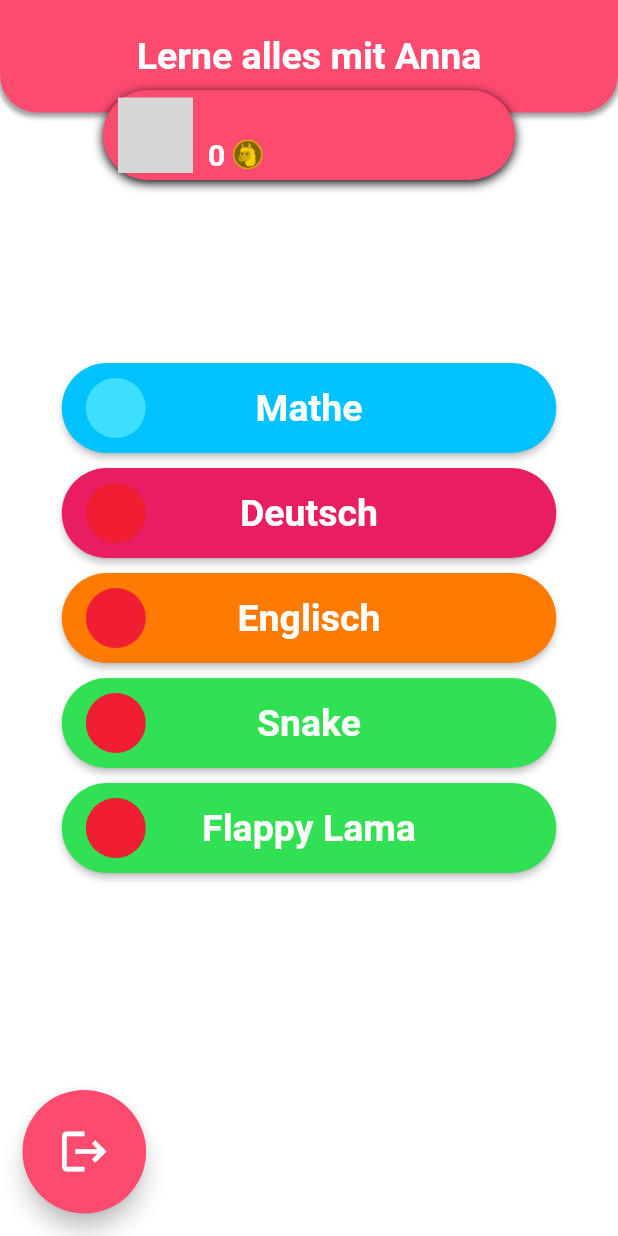
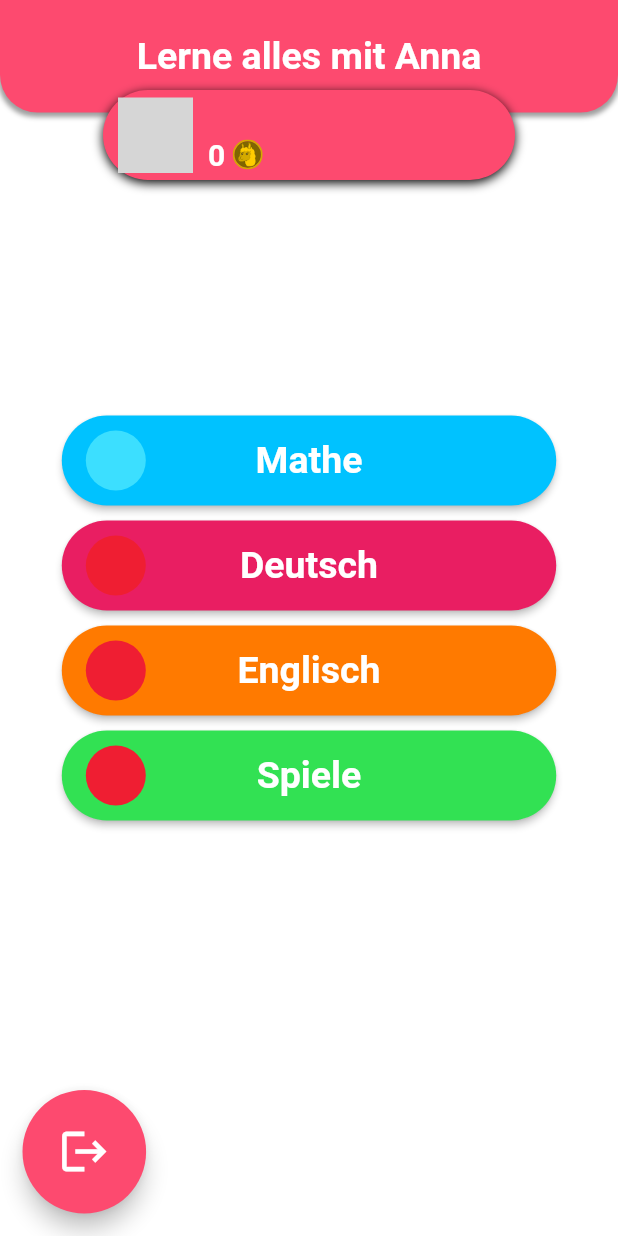
Before and after one commit to thm-mni-ii/lama, a Flutter app: the HomeScreen screen opened directly, on a phone screen of 412 x 824 dp. Run offline on Flutter 3.47's test engine with Material 2 defaults, Android fonts, the phone set to English and light mode, and no system bars; our stand-ins replace audioplayers, bloc, bubble, equatable, flutter_bloc, flutter_markdown and 3 more; missing offline and left inert: flame; accounts and stored records are empty; Roboto replaces fonts that are missing (Ubuntu); statements that could not run were skipped; project files that could hold a hidden picture were left out; grey boxes are pictures that could not be loaded.

Commit message:
Changed Home Screen

```diff
--- a/lama_app/lib/app/screens/game_list_screen.dart
+++ b/lama_app/lib/app/screens/game_list_screen.dart
@@ -2,7 +2,7 @@ import 'package:flutter/cupertino.dart';
 import 'package:flutter/material.dart';
 import 'package:lama_app/util/LamaColors.dart';
 
-class TaskScreen extends StatelessWidget {
+class GameListScreen extends StatelessWidget {
   @override
   Widget build(BuildContext context) {
     return Scaffold(
--- a/lama_app/lib/app/screens/home_screen.dart
+++ b/lama_app/lib/app/screens/home_screen.dart
@@ -11,6 +11,8 @@ import 'package:lama_app/app/screens/flappy_game_screen.dart';
 import 'package:lama_app/app/screens/user_login_screen.dart';
 import 'package:lama_app/util/LamaColors.dart';
 import 'package:lama_app/util/LamaTextTheme.dart';
+
+import 'game_list_screen.dart';
 
 //Home Screen is a Stateful Widget so it can be reloaded using setState((){}) after Navigation
 class HomeScreen extends StatefulWidget {
@@ -167,40 +169,7 @@ class _HomeScreenState extends State<HomeScreen> {
                           children: [
                             Center(
                               child: Text(
-                                "Snake",
-                                style: LamaTextTheme.getStyle(),
-                              ),
-                            ),
-                            Align(
-                              alignment: Alignment.centerLeft,
-                              child: CircleAvatar(
-                                backgroundColor:
-                                    Color.fromARGB(255, 239, 30, 50),
-                              ),
-                            )
-                          ],
-                        ),
-                        style: ElevatedButton.styleFrom(
-                            primary: LamaColors.greenAccent,
-                            minimumSize: Size(screenSize.width / 1.25, 60),
-                            shape: RoundedRectangleBorder(
-                                borderRadius:
-                                    BorderRadius.all(Radius.circular(50)))),
-                        onPressed: () => Navigator.push(
-                          context,
-                          MaterialPageRoute(builder: (context) => GameScreen()),
-                        ),
-                      ),
-                      SizedBox(
-                        height: 10,
-                      ),
-                      ElevatedButton(
-                        child: Stack(
-                          alignment: Alignment.center,
-                          children: [
-                            Center(
-                              child: Text(
-                                "Flappy Lama",
+                                "Spiele",
                                 style: LamaTextTheme.getStyle(),
                               ),
                             ),
@@ -222,7 +191,7 @@ class _HomeScreenState extends State<HomeScreen> {
                         onPressed: () => Navigator.push(
                           context,
                           MaterialPageRoute(
-                              builder: (context) => FlappyGameScreen()),
+                              builder: (context) => GameListScreen()),
                         ),
                       ),
                     ],
```
